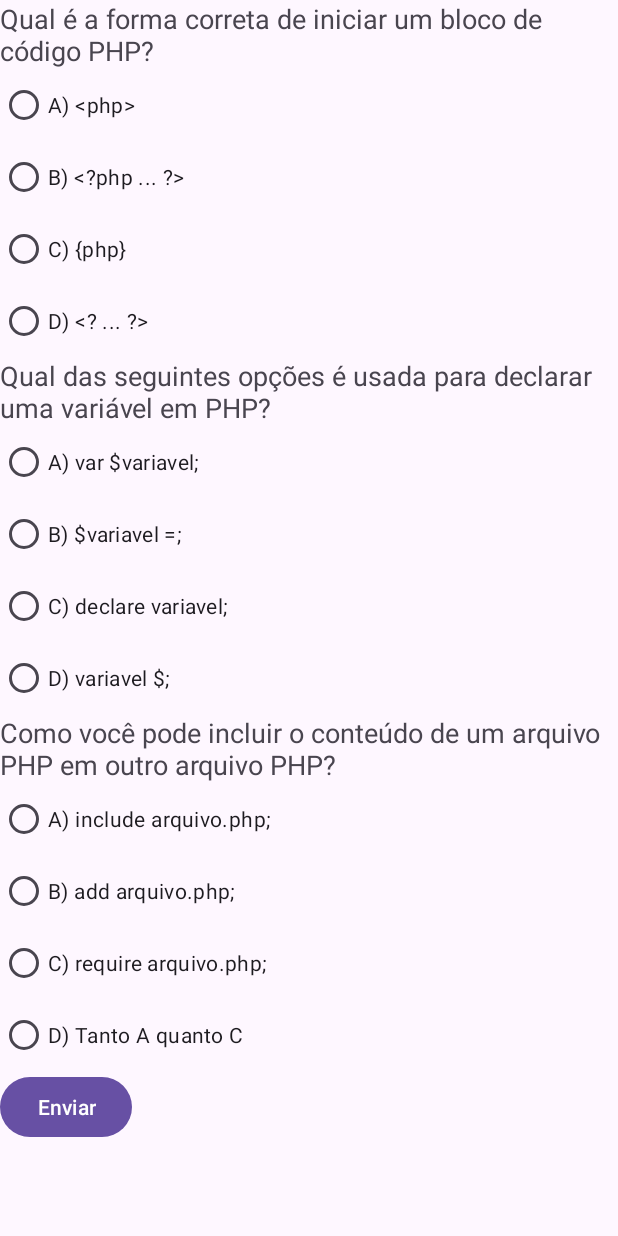
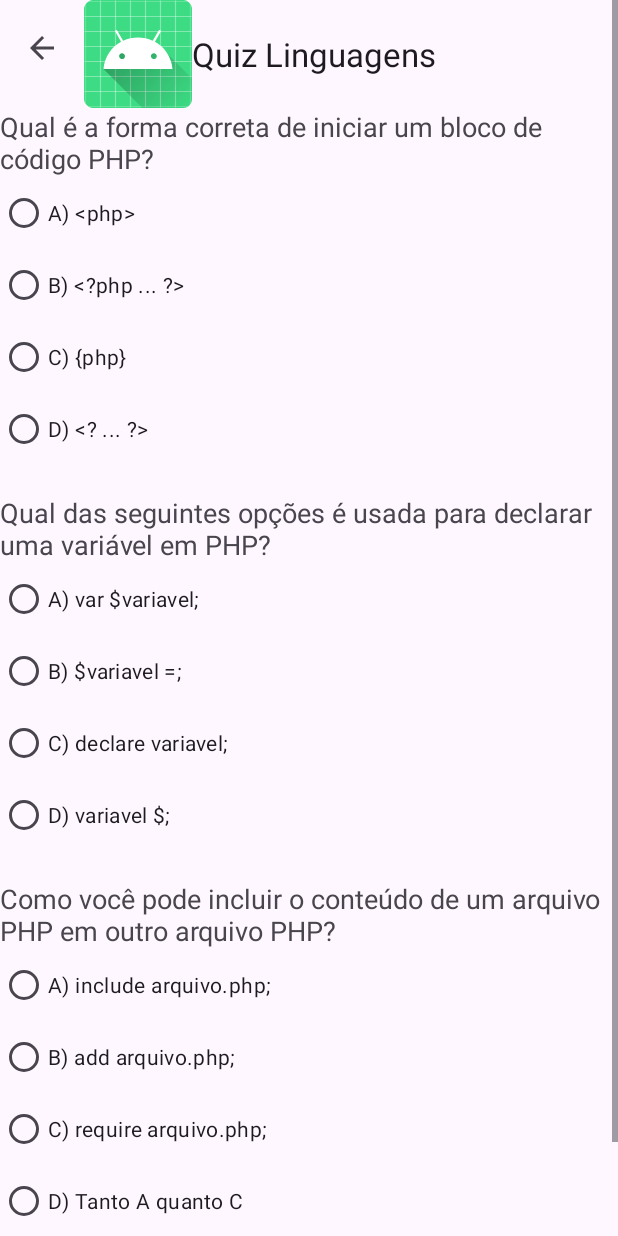
Before and after one commit to erick-jhone/toolbar-example, an Android app: the PhpActivity screen opened directly, with no data from a screen before it, on a phone screen of 412 x 824 dp. Run offline under Robolectric (Android 15) with nearby library versions, the phone set to English and light mode, and no system bars.

```diff
--- a/app/build.gradle.kts
+++ b/app/build.gradle.kts
@@ -8,7 +8,7 @@ android {
 
     defaultConfig {
         applicationId = "com.erick.appbarmenuexample"
-        minSdk = 33
+        minSdk = 28
         targetSdk = 34
         versionCode = 1
         versionName = "1.0"
--- a/app/src/main/res/layout/activity_java.xml
+++ b/app/src/main/res/layout/activity_java.xml
@@ -7,12 +7,14 @@
     android:fitsSystemWindows="true"
     tools:context=".activities.JavaActivity">
 
+
+
     <LinearLayout
         android:layout_width="match_parent"
         android:layout_height="wrap_content"
         android:orientation="vertical">
+        <include layout= "@layout/app_toolbar"/>
 
-        <!-- Grupo de Pergunta 1 -->
         <TextView
             android:layout_width="match_parent"
             android:layout_height="wrap_content"
@@ -50,7 +52,6 @@
             android:text=""
             android:textColor="@android:color/holo_red_dark"/>
 
-        <!-- Grupo de Pergunta 2 -->
         <TextView
             android:layout_width="match_parent"
             android:layout_height="wrap_content"
@@ -88,7 +89,6 @@
             android:text=""
             android:textColor="@android:color/holo_red_dark"/>
 
-        <!-- Grupo de Pergunta 3 -->
         <TextView
             android:layout_width="match_parent"
             android:layout_height="wrap_content"
--- a/app/src/main/res/layout/activity_php.xml
+++ b/app/src/main/res/layout/activity_php.xml
@@ -1,17 +1,18 @@
-<?xml version="1.0" encoding="utf-8"?>
 <ScrollView xmlns:android="http://schemas.android.com/apk/res/android"
     xmlns:tools="http://schemas.android.com/tools"
     android:id="@+id/main"
     android:orientation="vertical"
     android:layout_width="match_parent"
+    android:layout_height="match_parent"
     android:fitsSystemWindows="true"
-    android:layout_height="match_parent"
     tools:context=".activities.PhpActivity">
 
     <LinearLayout
         android:layout_width="match_parent"
         android:layout_height="wrap_content"
         android:orientation="vertical">
+        <include layout= "@layout/app_toolbar"/>
+
 
         <TextView
             android:layout_width="match_parent"
@@ -21,7 +22,8 @@
 
         <RadioGroup
             android:id="@+id/radioGroup"
-            android:layout_height="wrap_content" android:layout_width="wrap_content">
+            android:layout_height="wrap_content"
+            android:layout_width="wrap_content">
             <RadioButton
                 android:layout_width="wrap_content"
                 android:layout_height="wrap_content"
@@ -41,8 +43,13 @@
                 android:layout_width="wrap_content"
                 android:layout_height="wrap_content"
                 android:id="@+id/radioButtonFourthOption"/>
-
         </RadioGroup>
+        <TextView
+            android:id="@+id/feedbackTextView1"
+            android:layout_width="match_parent"
+            android:layout_height="wrap_content"
+            android:text=""
+            android:textColor="@android:color/holo_red_dark"/>
 
         <TextView
             android:layout_width="match_parent"
@@ -52,7 +59,8 @@
 
         <RadioGroup
             android:id="@+id/radioGroup2"
-            android:layout_height="wrap_content" android:layout_width="wrap_content">
+            android:layout_height="wrap_content"
+            android:layout_width="wrap_content">
             <RadioButton
                 android:layout_width="wrap_content"
                 android:layout_height="wrap_content"
@@ -74,6 +82,13 @@
                 android:id="@+id/radioButtonFourthOption2"/>
         </RadioGroup>
         <TextView
+            android:id="@+id/feedbackTextView2"
+            android:layout_width="match_parent"
+            android:layout_height="wrap_content"
+            android:text=""
+            android:textColor="@android:color/holo_red_dark"/>
+
+        <TextView
             android:layout_width="match_parent"
             android:layout_height="wrap_content"
             android:id="@+id/textViewQuestion3"
@@ -81,7 +96,8 @@
 
         <RadioGroup
             android:id="@+id/radioGroup3"
-            android:layout_height="wrap_content" android:layout_width="wrap_content">
+            android:layout_height="wrap_content"
+            android:layout_width="wrap_content">
             <RadioButton
                 android:layout_width="wrap_content"
                 android:layout_height="wrap_content"
@@ -102,6 +118,12 @@
                 android:layout_height="wrap_content"
                 android:id="@+id/radioButtonFourthOption3"/>
         </RadioGroup>
+        <TextView
+            android:id="@+id/feedbackTextView3"
+            android:layout_width="match_parent"
+            android:layout_height="wrap_content"
+            android:text=""
+            android:textColor="@android:color/holo_red_dark"/>
 
         <Button
             android:layout_width="wrap_content"
--- a/app/src/main/res/layout/app_toolbar.xml
+++ b/app/src/main/res/layout/app_toolbar.xml
@@ -2,7 +2,7 @@
 <androidx.appcompat.widget.Toolbar xmlns:android="http://schemas.android.com/apk/res/android"
     android:layout_width="match_parent"
     android:id="@+id/appToolbar"
-    android:background="@color/red"
+    android:elevation="4dp"
     android:layout_height="wrap_content">
 
     <ImageView
@@ -12,7 +12,7 @@
     <TextView
         android:layout_width="wrap_content"
         android:layout_height="wrap_content"
-        android:text="Toolbar"
+        android:text="Quiz Linguagens"
         android:textAppearance="@style/TextAppearance.AppCompat.Large"/>
 
 
```
Also changed, not shown: app/src/main/java/com/erick/appbarmenuexample/activities/CActivity.java (+40 -18 lines), app/src/main/java/com/erick/appbarmenuexample/activities/JavaActivity.java (+42 -21 lines), app/src/main/java/com/erick/appbarmenuexample/activities/PhpActivity.java (+43 -18 lines), app/src/main/res/layout/activity_cactivity.xml (+10 -10 lines).
